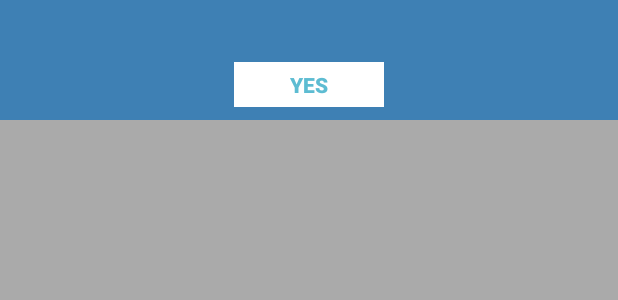
After one commit to perecullera/WebView4, an Android app: the layout custom_dialog.xml on its own in the app's theme, with its tools: preview values and no code run, on a phone screen of 412 x 824 dp. The commit adds this screen. Shown: the top 300 px of the screen. Run offline under Robolectric (Android 15) with nearby library versions, the phone set to English and light mode, and no system bars.

Commit message:
new class for network management customdialog moved to settings class some design done

```diff
--- /dev/null
+++ b/app/src/main/res/layout/custom_dialog.xml
@@ -0,0 +1,38 @@
+<?xml version="1.0" encoding="utf-8"?>
+<LinearLayout xmlns:android="http://schemas.android.com/apk/res/android"
+    android:layout_width="fill_parent"
+    android:layout_height="80dp"
+    android:background="#3E80B4"
+    android:orientation="vertical" >
+
+    <TextView
+        android:id="@+id/txt_message"
+        android:layout_width="wrap_content"
+        android:layout_height="wrap_content"
+        android:layout_gravity="center"
+        android:layout_margin="10dp"
+        android:textColor="@android:color/white"
+        android:textSize="15dp"
+        android:textStyle="bold" >
+    </TextView>
+
+    <LinearLayout
+        android:layout_width="wrap_content"
+        android:layout_height="wrap_content"
+        android:layout_gravity="center"
+        android:background="#3E80B4"
+        android:orientation="horizontal" >
+
+        <Button
+            android:id="@+id/btn_yes"
+            android:layout_width="100dp"
+            android:layout_height="30dp"
+            android:background="@android:color/white"
+            android:clickable="true"
+            android:text="Yes"
+            android:textColor="#5DBCD2"
+            android:textStyle="bold" />
+
+    </LinearLayout>
+
+</LinearLayout>
--- a/app/src/main/res/values/strings.xml
+++ b/app/src/main/res/values/strings.xml
@@ -36,7 +36,10 @@
     <string name="messages_invalid">Invalid URL</string>
     <string name="message_server1">Unnable to connect to server code 1</string>
     <string name="message_server2">Unnable to connect to server code 2</string>
-
+    <string name="no_connection">Please check Network Settings</string>
+    <string name="no_connection_title">No Network Connection</string>
+    <string name="settings">Settings</string>
+    <string name="cancel">Cancel</string>
 
 
 </resources>
--- a/app/src/main/res/values/styles.xml
+++ b/app/src/main/res/values/styles.xml
@@ -1,8 +1,9 @@
 <resources>
 
     <!-- Base application theme. -->
-    <style name="AppTheme" parent="Theme.AppCompat.Light.DarkActionBar">
+    <style name="AppTheme" parent="Theme.AppCompat">
         <!-- Customize your theme here. -->
+        <item name="android:windowBackground">@android:color/darker_gray</item>
     </style>
 
 </resources>
--- a/app/src/main/res/xml/pref_general.xml
+++ b/app/src/main/res/xml/pref_general.xml
@@ -17,7 +17,8 @@
 
     <com.example.perecullera.webview4d.ServerPortDialog
         android:summary="@string/pref_portserver_summ"
-        android:title="@string/pref_portserver_title" />
+        android:title="@string/pref_portserver_title"
+        />
 
     <ListPreference
         android:title="@string/pref_servers_title"
```
Also changed, not shown: app/src/main/AndroidManifest.xml (+6 -4 lines), app/src/main/java/com/example/perecullera/webview4d/CustomDialogClass.java (added, +44 -0 lines), app/src/main/java/com/example/perecullera/webview4d/MainActivity.java (+36 -48 lines), app/src/main/java/com/example/perecullera/webview4d/NetworkUtil.java (added, +71 -0 lines), app/src/main/java/com/example/perecullera/webview4d/SettingsActivity.java (+9 -1 lines), app/src/main/res/layout/activity_web_view.xml (+5 -5 lines).
